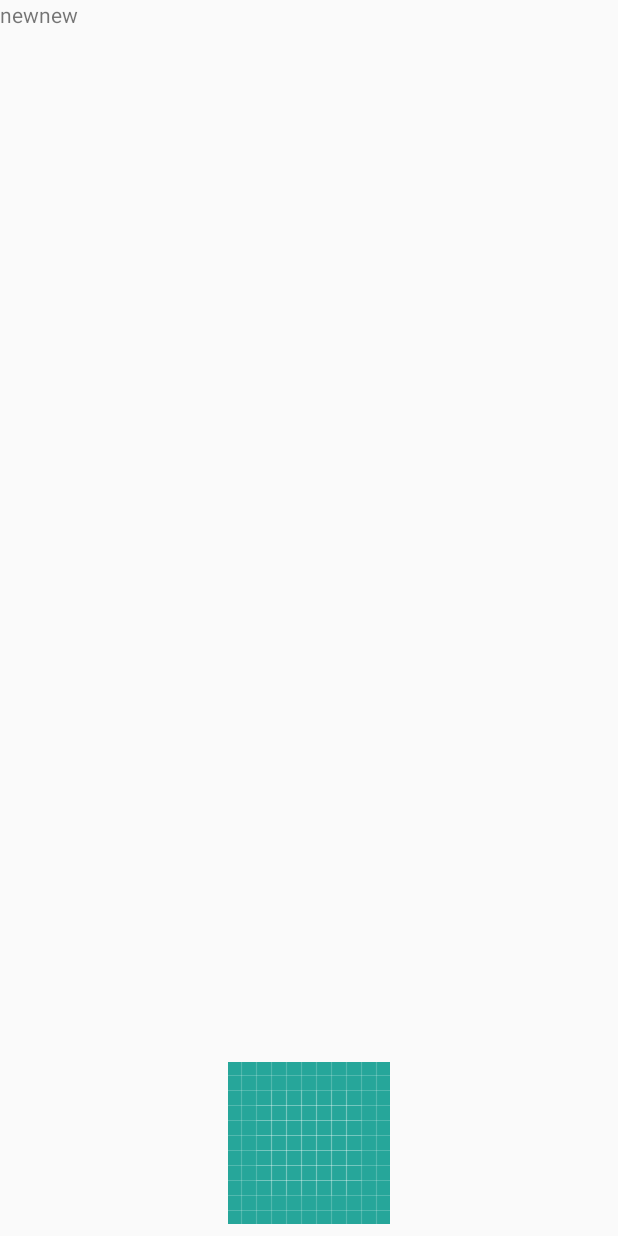
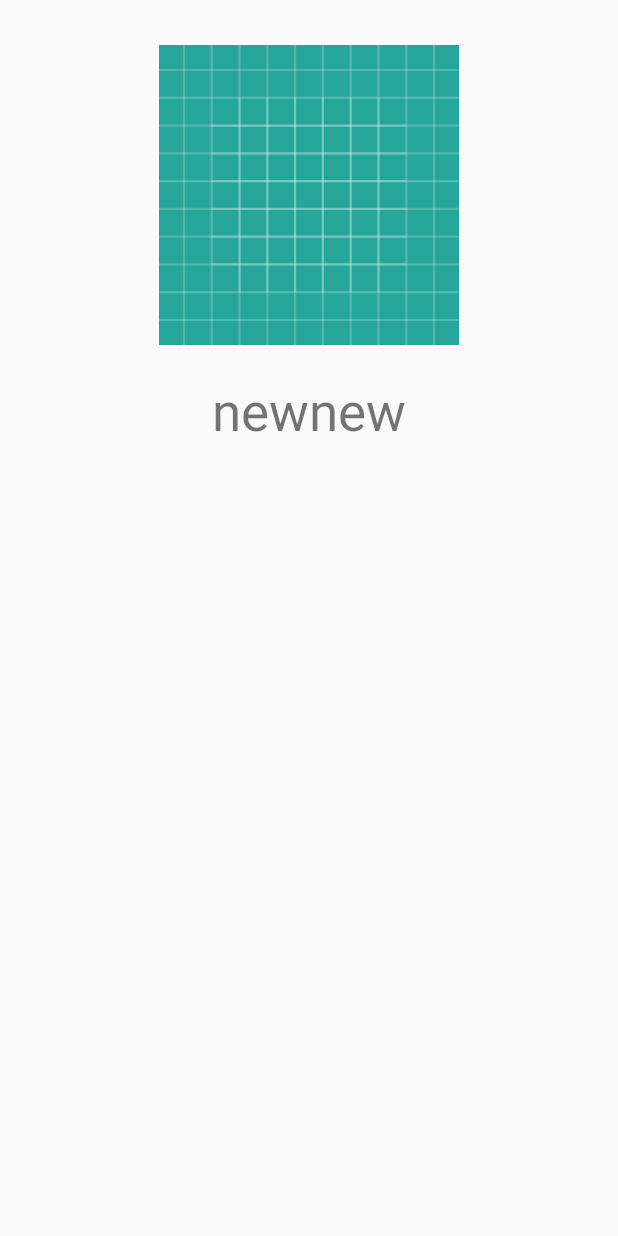
Before and after one commit to ravieeeee/MusicFacetival-App, an Android app: the layout activity_afteranalysis.xml on its own in the app's theme, with its tools: preview values and no code run, on a phone screen of 412 x 824 dp. Run offline under Robolectric (Android 15) with nearby library versions, the phone set to English and light mode, and no system bars.

Commit message:
사진 서버로 전송, 감정인식 결과 받아옴

```diff
--- a/app/build.gradle
+++ b/app/build.gradle
@@ -23,6 +23,8 @@ dependencies {
     implementation fileTree(dir: 'libs', include: ['*.jar'])
     implementation 'com.android.support:appcompat-v7:27.1.1'
     implementation 'com.android.support.constraint:constraint-layout:1.1.2'
+    implementation 'com.squareup.retrofit2:retrofit:2.4.0'
+    implementation 'com.squareup.retrofit2:converter-gson:2.1.0'
     testImplementation 'junit:junit:4.12'
     androidTestImplementation 'com.android.support.test:runner:1.0.2'
     androidTestImplementation 'com.android.support.test.espresso:espresso-core:3.0.2'
--- a/app/src/main/java/com/example/amathon/LoginActivity.kt
+++ b/app/src/main/java/com/example/amathon/LoginActivity.kt
@@ -16,6 +16,4 @@ class LoginActivity : AppCompatActivity() {
         user_password = findViewById(R.id.et_user_password)
 
     }
-
-
 }
--- a/app/src/main/res/layout/activity_afteranalysis.xml
+++ b/app/src/main/res/layout/activity_afteranalysis.xml
@@ -1,28 +1,26 @@
 <?xml version="1.0" encoding="utf-8"?>
-<android.support.constraint.ConstraintLayout
+<LinearLayout
     xmlns:android="http://schemas.android.com/apk/res/android"
-    xmlns:app="http://schemas.android.com/apk/res-auto"
     android:layout_width="match_parent"
-    android:layout_height="match_parent">
-
-    <TextView
-        android:id="@+id/textView"
-        android:layout_width="wrap_content"
-        android:layout_height="wrap_content"
-        android:text="newnew" />
+    android:layout_height="match_parent"
+    android:orientation="vertical">
 
     <ImageView
         android:id="@+id/iv_selected"
+        android:layout_width="match_parent"
+        android:layout_height="200dp"
+        android:layout_marginHorizontal="60dp"
+        android:layout_gravity="center"
+        android:layout_marginTop="30dp"
+        android:src="@drawable/ic_launcher_background" />
+
+    <TextView
+        android:id="@+id/tv_result"
         android:layout_width="wrap_content"
         android:layout_height="wrap_content"
-        android:layout_marginBottom="8dp"
-        android:layout_marginEnd="8dp"
-        android:layout_marginLeft="8dp"
-        android:layout_marginRight="8dp"
-        android:layout_marginStart="8dp"
-        android:src="@drawable/ic_launcher_background"
-        app:layout_constraintBottom_toBottomOf="parent"
-        app:layout_constraintEnd_toEndOf="parent"
-        app:layout_constraintStart_toStartOf="parent" />
+        android:layout_gravity="center"
+        android:layout_marginTop="20dp"
+        android:textSize="35dp"
+        android:text="newnew" />
 
-</android.support.constraint.ConstraintLayout>
+</LinearLayout>
```
Also changed, not shown: app/src/main/AndroidManifest.xml (+12 -2 lines), app/src/main/java/com/example/amathon/AfterAnalysisActivity.kt (+7 -5 lines), app/src/main/java/com/example/amathon/ApplicationController.kt (added, +30 -0 lines), app/src/main/java/com/example/amathon/MainActivity.kt (+33 -45 lines), app/src/main/java/com/example/amathon/NetworkService.kt (added, +16 -0 lines), app/src/main/java/com/example/amathon/Result.kt (added, +7 -0 lines).
